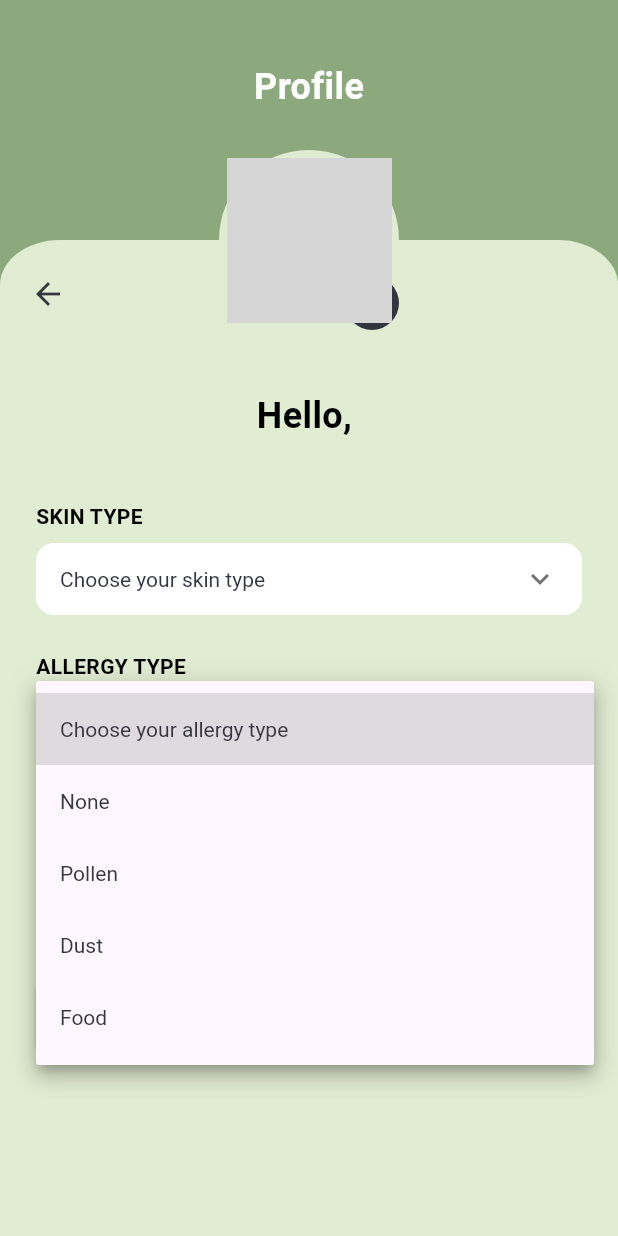
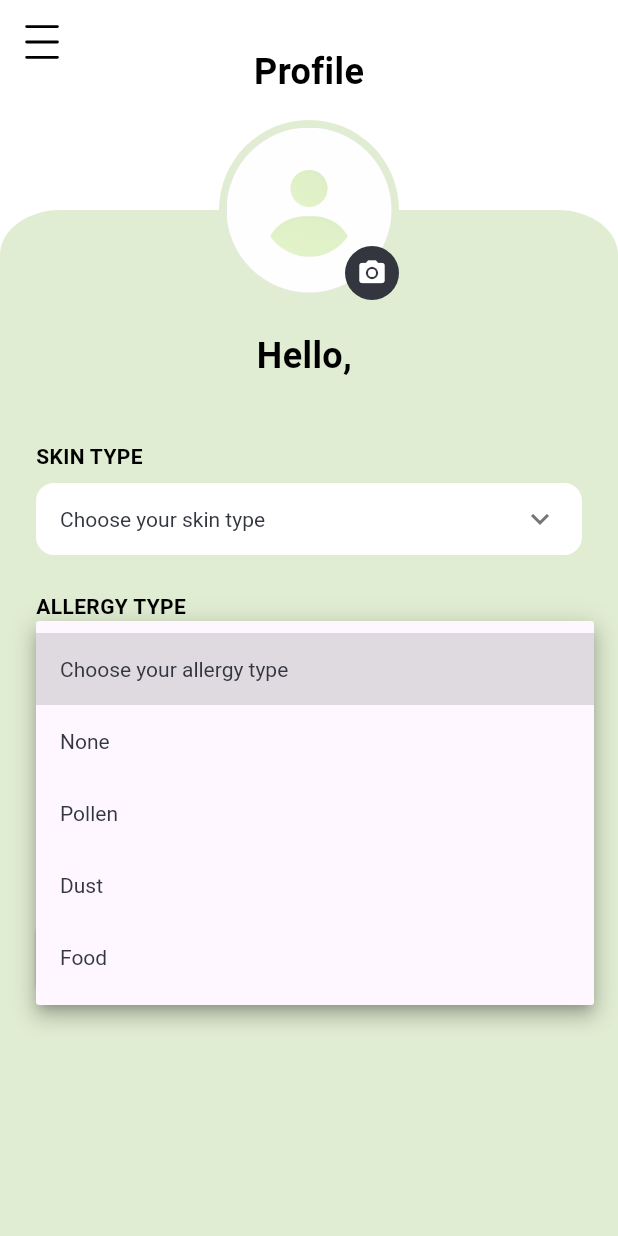
Before and after one commit to eoussama8/BN, a Flutter app: the ProfileView screen opened directly, after a tap on "Choose your skin type", after a tap on "Choose your allergy type", on a phone screen of 412 x 824 dp. Run offline on Flutter 3.47's test engine with Material 3 defaults, Android fonts, the phone set to English and light mode, and no system bars; our stand-ins replace flutter_svg, image_picker, shared_preferences; accounts and stored records are empty; network calls fail; grey boxes are pictures that could not be loaded.

Commit message:
Modifier Profile Screen

```diff
--- a/lib/views/profile_view.dart
+++ b/lib/views/profile_view.dart
@@ -1,6 +1,7 @@
 import 'dart:io';
 import 'package:flutter/foundation.dart';
 import 'package:flutter/material.dart';
+import 'package:flutter_svg/svg.dart';
 import 'package:image_picker/image_picker.dart';
 import '../models/profile_model.dart';
 import '../presenters/profile_presenter.dart';
@@ -117,7 +118,7 @@ class _ProfileViewState extends State<ProfileView> implements ProfileViewContrac
   @override
   Widget build(BuildContext context) {
     return Scaffold(
-      backgroundColor: AppColors.green2,
+      backgroundColor: AppColors.white,
       body: SafeArea(
         child: Column(
           children: [
@@ -138,17 +139,43 @@ class _ProfileViewState extends State<ProfileView> implements ProfileViewContrac
 
   Widget _buildHeader() {
     return Container(
-      height: 100,
-      padding: EdgeInsets.only(top: 16),
-      child: Center(
+      height: 80,
+      padding: const EdgeInsets.only(top: 16, left: 16, right: 16),
+      child: Stack(
+        alignment: Alignment.center,
+        children: [
+          // Centered title
+          Align(
+            alignment: Alignment.center,
             child: Text(
               'Profile',
               style: TextStyle(
-            color: AppColors.white,
+                color: AppColors.black,
                 fontSize: 24,
                 fontWeight: FontWeight.bold,
               ),
             ),
+          ),
+
+          // Menu icon top-left
+          Align(
+            alignment: Alignment.topLeft,
+            child: GestureDetector(
+              onTap: () {
+                // Replace with your drawer logic if needed
+                ScaffoldMessenger.of(context).showSnackBar(
+                  const SnackBar(content: Text("Menu tapped")),
+                );
+              },
+              child: SvgPicture.asset(
+                'assets/icons/menu.svg', // make sure you have this asset
+                width: 24,
+                height: 24,
+                color: AppColors.black,
+              ),
+            ),
+          ),
+        ],
       ),
     );
   }
@@ -165,21 +192,12 @@ class _ProfileViewState extends State<ProfileView> implements ProfileViewContrac
       ),
       child: Column(
         children: [
-          Padding(
-            padding: EdgeInsets.only(left: 8, top: 12),
-            child: Align(
-              alignment: Alignment.topLeft,
-              child: IconButton(
-                icon: Icon(Icons.arrow_back, color: AppColors.greyDark),
-                onPressed: () => Navigator.pop(context),
-              ),
-            ),
-          ),
           Expanded(
             child: SingleChildScrollView(
               padding: EdgeInsets.only(left: 24, right: 24, top: 40, bottom: 24),
               child: Column(
                 children: [
+                  SizedBox(height: 40),
                   Text(
                     'Hello, ${_userName ?? ''}',
                     style: TextStyle(
@@ -246,7 +264,7 @@ class _ProfileViewState extends State<ProfileView> implements ProfileViewContrac
                     : FileImage(_avatarImageFile!) as ImageProvider)
                     : (_avatarUrl != null
                     ? NetworkImage(_avatarUrl!)
-                    : const AssetImage("assets/logo.png")),
+                    : const AssetImage("assets/images/placeholder.png")),
               ),
             ),
             Positioned(
--- a/pubspec.yaml
+++ b/pubspec.yaml
@@ -71,6 +71,7 @@ flutter:
 
   assets:
     - assets/images/logo.png
+    - assets/images/placeholder.png
     - assets/icons/home.svg
     - assets/icons/menu.svg
     - assets/icons/profile.svg
```
Also changed, not shown: lib/presenters/profile_presenter.dart (+10 -5 lines), assets/images/placeholder.png (added). Lines whose indentation alone changed are shown as unchanged.
